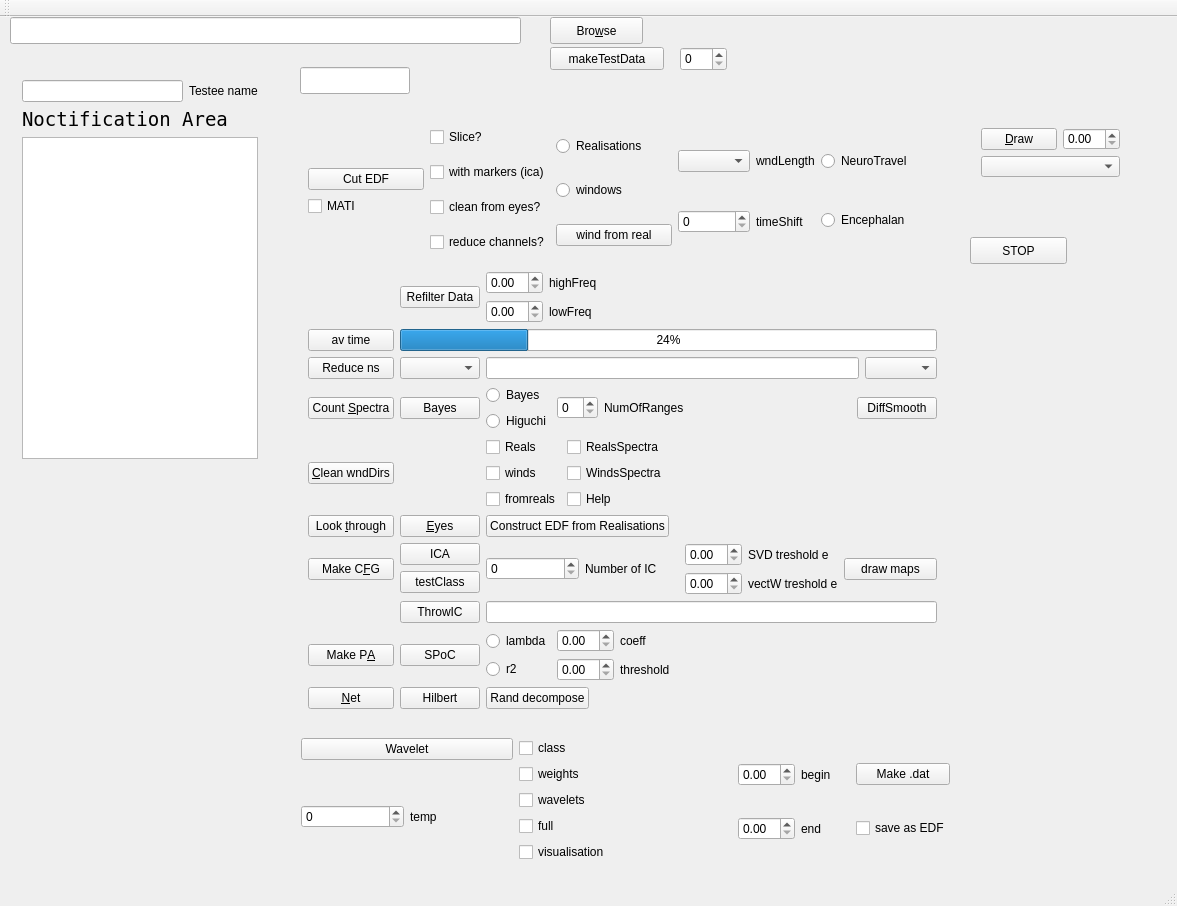
Before: the Qt Designer form mainwindow.ui in ArtfulVampire/SecondGUIrepo, drawn with Qt 5.
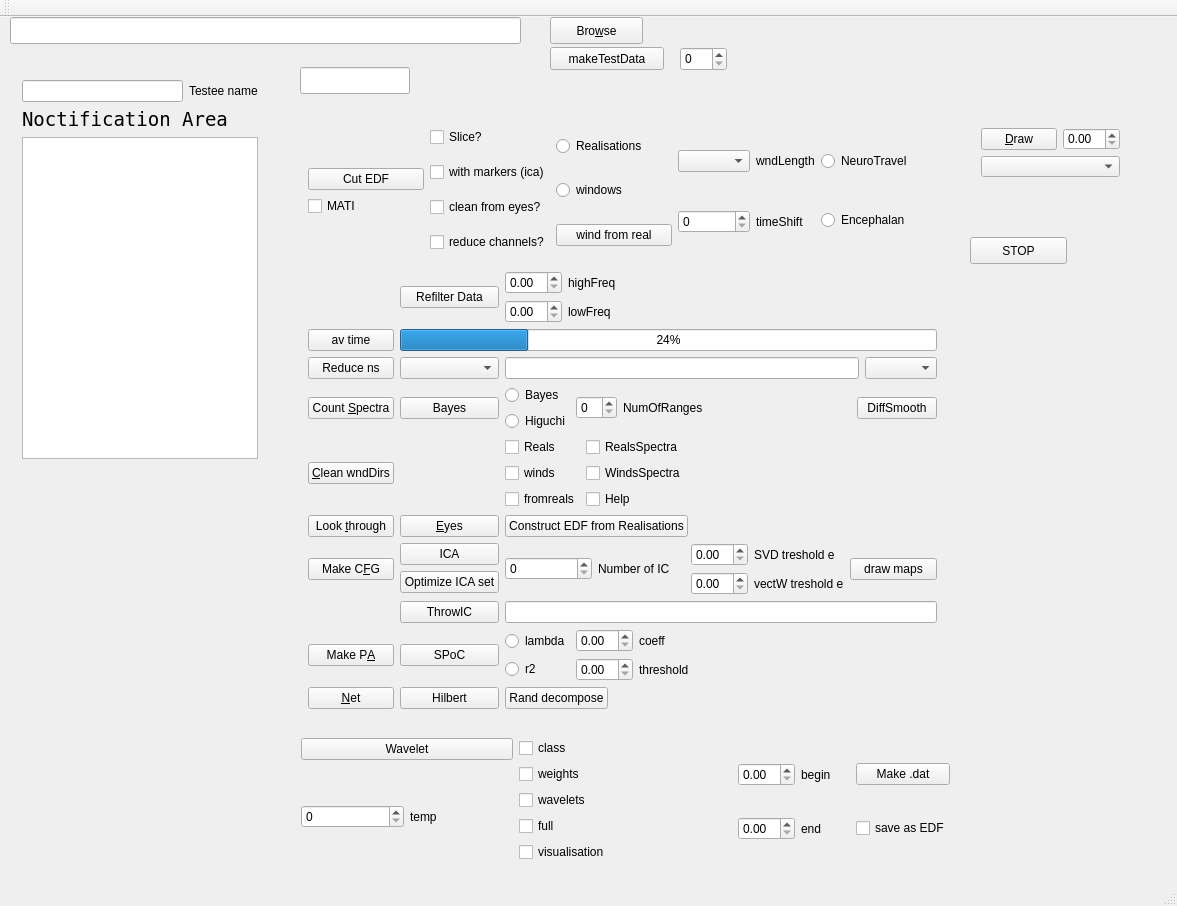
After: the same form once the commit is applied.

Patch:
```diff
--- a/mainwindow.ui
+++ b/mainwindow.ui
@@ -401,7 +401,7 @@
        <item>
         <widget class="QPushButton" name="icaTestClassPushButton">
          <property name="text">
-          <string>testClass</string>
+          <string>Optimize ICA set</string>
          </property>
         </widget>
        </item>
```
